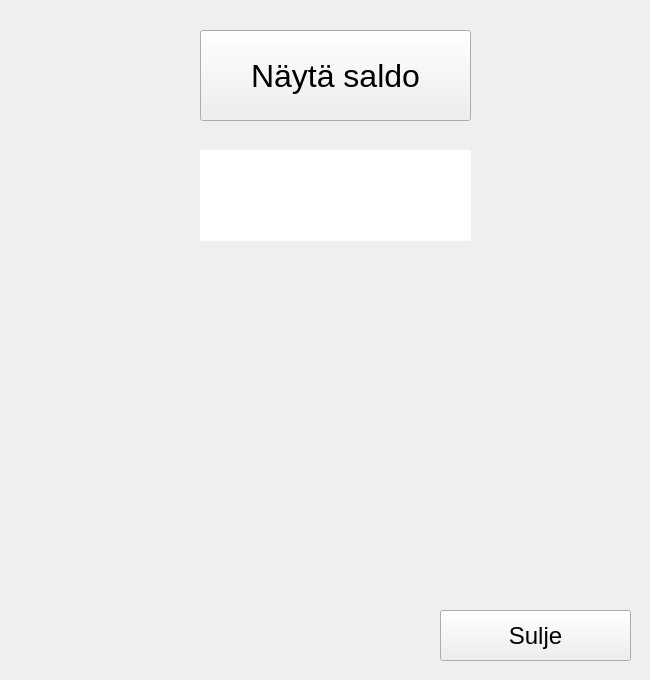
This is bankko/ATMLogin/saldoform.ui in tvt20kmo-ohjelmistokehitysprojekti/Group9 as Qt 5 draws it before an edit. The edited form follows.
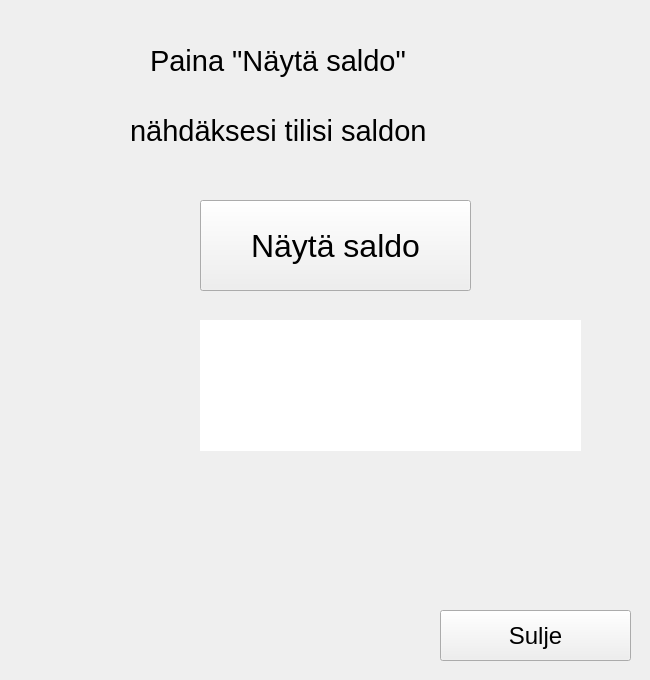
This is the edited form. Icons and pictures are not drawn.

What changed in the file:
```diff
--- a/bankko/ATMLogin/saldoform.ui
+++ b/bankko/ATMLogin/saldoform.ui
@@ -22,9 +22,9 @@
    <property name="geometry">
     <rect>
      <x>200</x>
-     <y>150</y>
-     <width>271</width>
-     <height>91</height>
+     <y>320</y>
+     <width>381</width>
+     <height>131</height>
     </rect>
    </property>
    <property name="palette">
@@ -107,7 +107,7 @@
    <property name="geometry">
     <rect>
      <x>200</x>
-     <y>30</y>
+     <y>200</y>
      <width>271</width>
      <height>91</height>
     </rect>
@@ -139,6 +139,48 @@
     <string>Sulje</string>
    </property>
   </widget>
+  <widget class="QLabel" name="label">
+   <property name="geometry">
+    <rect>
+     <x>30</x>
+     <y>580</y>
+     <width>101</width>
+     <height>81</height>
+    </rect>
+   </property>
+   <property name="text">
+    <string/>
+   </property>
+   <property name="pixmap">
+    <pixmap>../../../../../Users/Anni/Desktop/Bankko22.jpg</pixmap>
+   </property>
+  </widget>
+  <widget class="QLabel" name="labelPainaSaldo">
+   <property name="geometry">
+    <rect>
+     <x>150</x>
+     <y>20</y>
+     <width>431</width>
+     <height>81</height>
+    </rect>
+   </property>
+   <property name="text">
+    <string>Paina &quot;Näytä saldo&quot;</string>
+   </property>
+  </widget>
+  <widget class="QLabel" name="labelPainaSaldo2">
+   <property name="geometry">
+    <rect>
+     <x>130</x>
+     <y>100</y>
+     <width>501</width>
+     <height>61</height>
+    </rect>
+   </property>
+   <property name="text">
+    <string>nähdäksesi tilisi saldon</string>
+   </property>
+  </widget>
  </widget>
  <resources/>
  <connections/>
```
